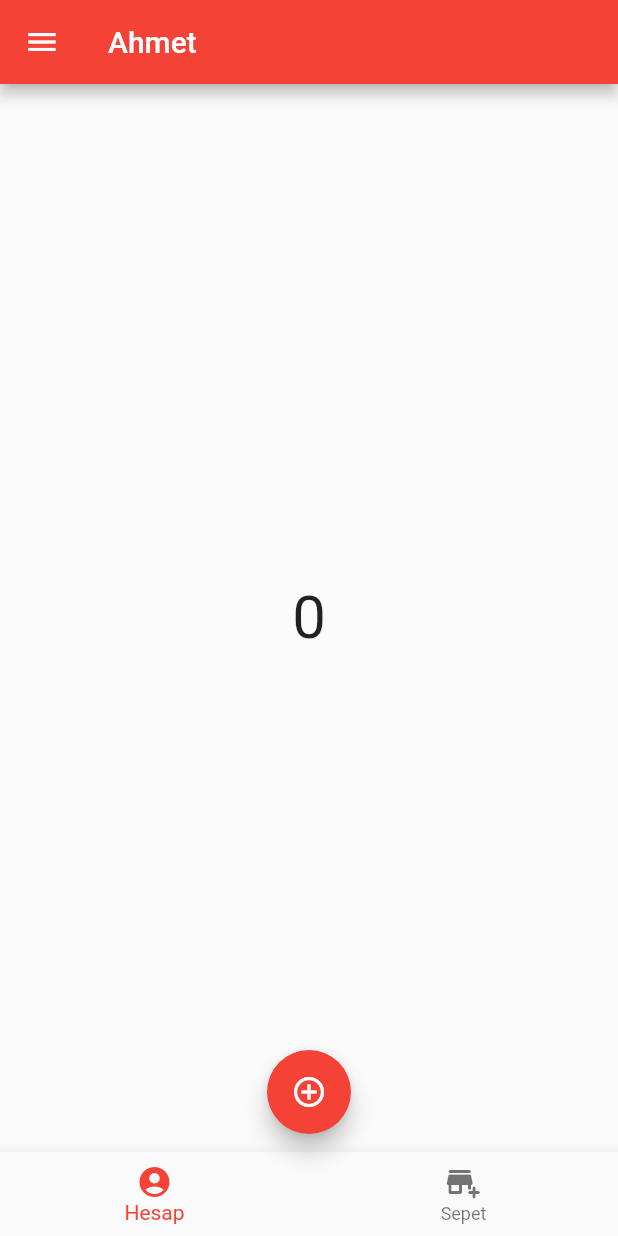
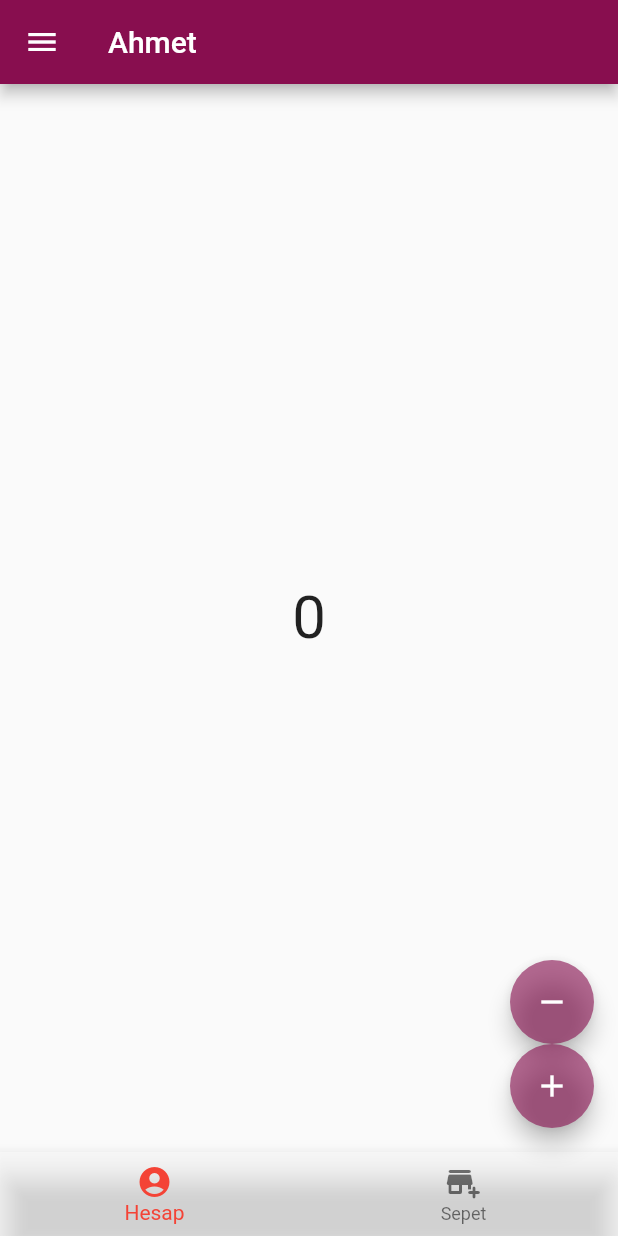
Before and after one commit to ahmetcakr/flutter_full_learn, a Flutter app: the screen it shows after launch, on a phone screen of 412 x 824 dp. Run offline on Flutter 3.47's test engine with Material 2 defaults, Android fonts, the phone set to English and light mode, and no system bars.

Commit message:
afternoon trying

```diff
--- a/lib/101/trying.dart
+++ b/lib/101/trying.dart
@@ -25,18 +25,37 @@ class _DenemeAppState extends State<DenemeApp> {
             child: Column(
           children: const [Text('data')],
         )),
-        bottomNavigationBar: BottomNavigationBar(items: const [
-          BottomNavigationBarItem(
-              icon: Icon(Icons.account_circle), label: 'Hesap'),
-          BottomNavigationBarItem(
-              icon: Icon(Icons.add_business_rounded), label: 'Sepet')
-        ]),
-        floatingActionButton: FloatingActionButton(
+        bottomNavigationBar: BottomNavigationBar(
+          items: const [
+            BottomNavigationBarItem(
+              icon: Icon(Icons.account_circle),
+              label: 'Hesap',
+            ),
+            BottomNavigationBarItem(
+                icon: Icon(Icons.add_business_rounded), label: 'Sepet')
+          ],
+          backgroundColor: Colors.white38,
+          selectedItemColor: Colors.red,
+          elevation: 7,
+        ),
+        floatingActionButton:
+            Column(mainAxisAlignment: MainAxisAlignment.end, children: [
+          FloatingActionButton(
+              child: const Icon(Icons.remove),
+              onPressed: () => setState(() {
+                    sayi--;
+                  })),
+          FloatingActionButton(
+              child: const Icon(Icons.add),
+              onPressed: () => setState(() {
+                    sayi++;
+                  }))
+        ]));
+    /*  floatingActionButton: FloatingActionButton(
             onPressed: () => setState(() {
                   sayi++;
                 }),
             child: const Icon(Icons.add_circle_outline_sharp)),
-        floatingActionButtonLocation:
-            FloatingActionButtonLocation.miniCenterFloat);
+        floatingActionButtonLocation: FloatingActionButtonLocation.endFloat */
   }
 }
--- a/lib/main.dart
+++ b/lib/main.dart
@@ -18,8 +18,24 @@ class MyApp extends StatelessWidget {
       title: 'Flutter Demo',
       // title uygulamamızın ismi diyebiliriz.
       // androidtte uygulamayı arkaplana aldığımızda üstünde çıkan isim
-      theme: ThemeData(primarySwatch: Colors.red),
+      theme:
+          ThemeData(primarySwatch: colorCustom, bottomAppBarColor: colorCustom),
       home: const DenemeApp(),
     );
   }
 }
+
+const MaterialColor colorCustom = MaterialColor(0xFF880E4F, color);
+
+const Map<int, Color> color = {
+  50: Color.fromRGBO(136, 14, 79, .1),
+  100: Color.fromRGBO(136, 14, 79, .2),
+  200: Color.fromRGBO(136, 14, 79, .3),
+  300: Color.fromRGBO(136, 14, 79, .4),
+  400: Color.fromRGBO(136, 14, 79, .5),
+  500: Color.fromRGBO(136, 14, 79, .6),
+  600: Color.fromRGBO(136, 14, 79, .7),
+  700: Color.fromRGBO(136, 14, 79, .8),
+  800: Color.fromRGBO(136, 14, 79, .9),
+  900: Color.fromRGBO(136, 14, 79, 1),
+};
```
